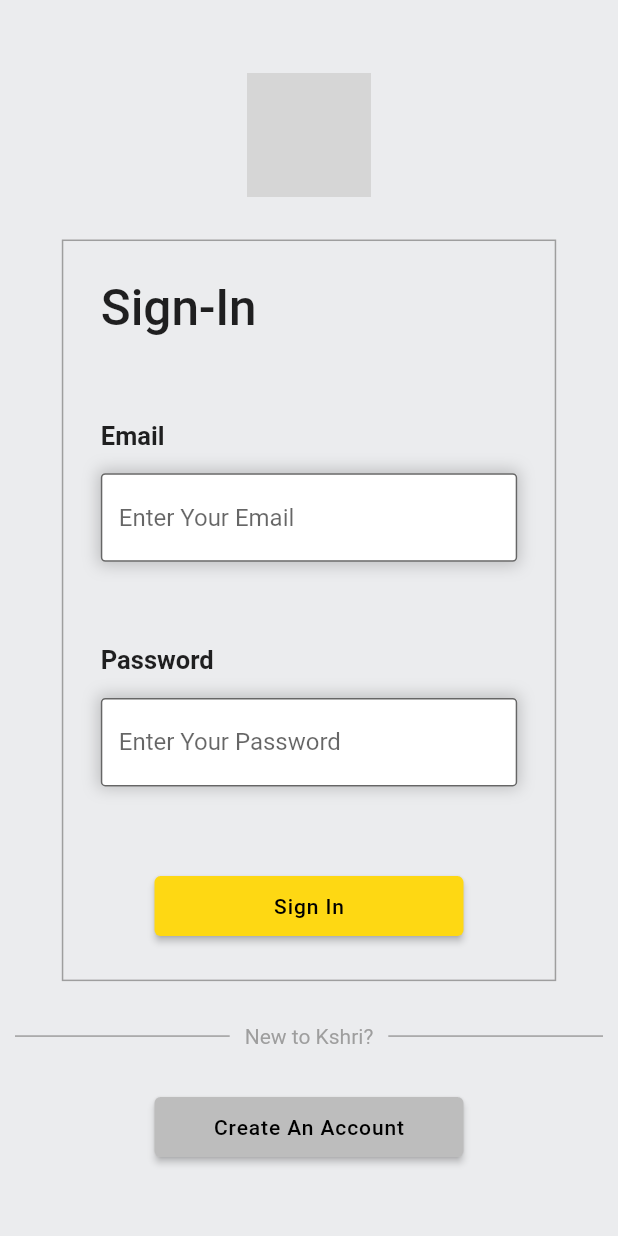
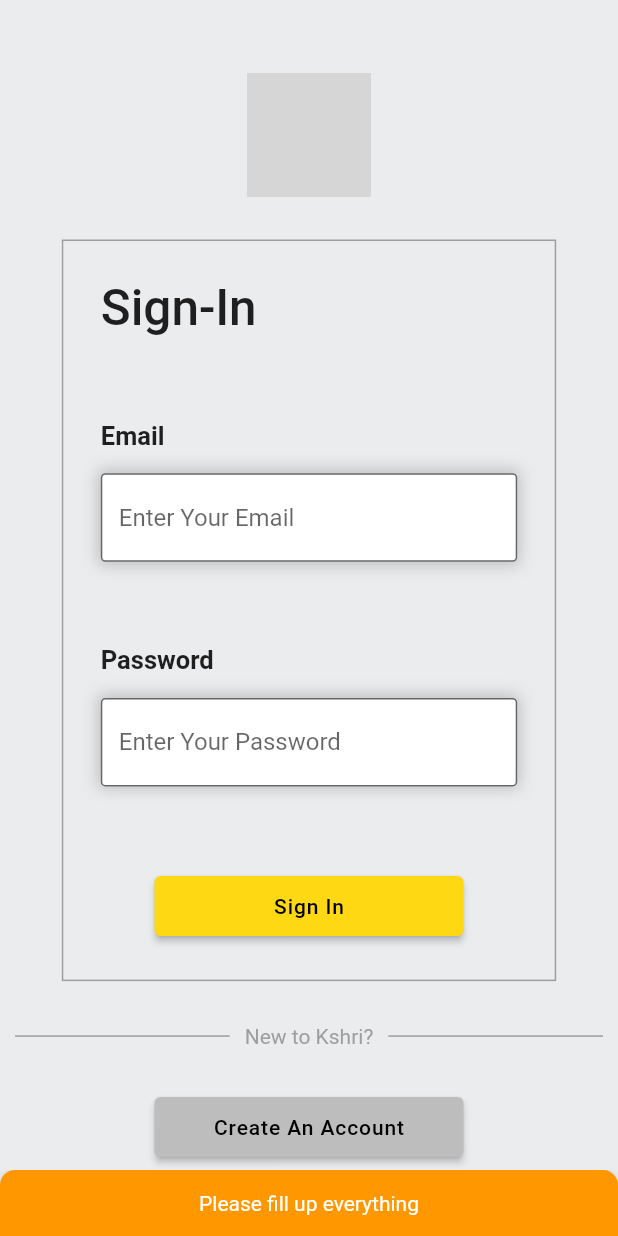
Before and after one commit to PrinceRamawat1921/kshri2.0, a Flutter app: the screen it shows after launch, after a tap on "Sign In", on a phone screen of 412 x 824 dp. Run offline on Flutter 3.47's test engine with Material 2 defaults, Android fonts, the light colour scheme and no system bars; our stand-ins replace cloud_firestore, firebase_auth, firebase_core; accounts and stored records are empty; network calls fail; grey boxes are pictures that could not be loaded.

Commit message:
Authentication done

```diff
--- a/lib/Screens/sign_in_screen.dart
+++ b/lib/Screens/sign_in_screen.dart
@@ -1,5 +1,6 @@
 import 'package:flutter/material.dart';
 import 'package:kshri2/Screens/sign_up_screen.dart';
+import 'package:kshri2/resources/authentication_methods.dart';
 import 'package:kshri2/utils/color_themes.dart';
 import 'package:kshri2/utils/constants.dart';
 import 'package:kshri2/utils/utils.dart';
@@ -16,6 +17,9 @@ class SignInScreen extends StatefulWidget {
 class _SignInScreenState extends State<SignInScreen> {
   TextEditingController emailController = TextEditingController();
   TextEditingController passwordController = TextEditingController();
+  AuthenticationMethods authenticationMethods = AuthenticationMethods();
+  bool isLoading = false;
+
   @override
   void dispose() {
     super.dispose();
@@ -73,7 +77,7 @@ class _SignInScreenState extends State<SignInScreen> {
                         TextFieldWidget(
                           title: "Password",
                           controller: passwordController,
-                          obscureText: false,
+                          obscureText: true,
                           hintText: "Enter Your Password",
                         ),
                         Align(
@@ -87,8 +91,27 @@ class _SignInScreenState extends State<SignInScreen> {
                               ),
                             ),
                             color: yellowColor,
-                            isLoading: false,
-                            onPressed: () {},
+                            isLoading: isLoading,
+                            onPressed: () async {
+                              setState(() {
+                                isLoading = true;
+                              });
+                              String output =
+                                  await authenticationMethods.signInUser(
+                                email: emailController.text,
+                                password: passwordController.text,
+                              );
+
+                              setState(() {
+                                isLoading = false;
+                              });
+
+                              if (output == "success") {
+                              } else {
+                                Utils().showSnackBar(
+                                    context: context, content: output);
+                              }
+                            },
                           ),
                         ),
                       ],
@@ -130,7 +153,7 @@ class _SignInScreenState extends State<SignInScreen> {
                     color: Colors.grey[400]!,
                     isLoading: false,
                     onPressed: () {
-                      Navigator.push(
+                      Navigator.pushReplacement(
                         context,
                         MaterialPageRoute(builder: (context) {
                           return const SignUpScreen();
--- a/lib/main.dart
+++ b/lib/main.dart
@@ -1,3 +1,4 @@
+import 'package:firebase_auth/firebase_auth.dart';
 import 'package:firebase_core/firebase_core.dart';
 import 'package:flutter/foundation.dart';
 import 'package:flutter/material.dart';
@@ -28,11 +29,33 @@ class Kshri extends StatelessWidget {
   @override
   Widget build(BuildContext context) {
     return MaterialApp(
-        title: "Kshri",
-        debugShowCheckedModeBanner: false,
-        theme: ThemeData.light().copyWith(
-          scaffoldBackgroundColor: backgroundColor,
-        ),
-        home: const SignInScreen());
+      title: "Kshri",
+      debugShowCheckedModeBanner: false,
+      theme: ThemeData.light().copyWith(
+        scaffoldBackgroundColor: backgroundColor,
+      ),
+      home: StreamBuilder(
+        stream: FirebaseAuth.instance.authStateChanges(),
+        builder: (context, AsyncSnapshot<User?> user) {
+          if (user.connectionState == ConnectionState.waiting) {
+            return const Center(
+              child: CircularProgressIndicator(
+                color: Colors.orange,
+              ),
+            );
+          } else if (user.hasData) {
+            print("uid- ${FirebaseAuth.instance.currentUser!.uid}");
+            return ElevatedButton(
+              onPressed: () {
+                FirebaseAuth.instance.signOut();
+              },
+              child: const Text("Sign Out"),
+            );
+          } else {
+            return const SignInScreen();
+          }
+        },
+      ),
+    );
   }
 }
--- /dev/null
+++ b/lib/model/user_details_model.dart
@@ -0,0 +1,14 @@
+class UserDetailsModel {
+  final String name;
+  final String address;
+
+  UserDetailsModel({
+    required this.name,
+    required this.address,
+  });
+
+  Map<String, dynamic> getJson() => {
+        'name': name,
+        'address': address,
+      };
+}
--- a/lib/resources/authentication_methods.dart
+++ b/lib/resources/authentication_methods.dart
@@ -1,4 +1,11 @@
+import 'package:firebase_auth/firebase_auth.dart';
+import 'package:kshri2/model/user_details_model.dart';
+import 'package:kshri2/resources/cloudfirestore_methods.dart';
+
 class AuthenticationMethods {
+  FirebaseAuth firebaseAuth = FirebaseAuth.instance;
+  CloudFirestoreClass cloudFirestoreClass = CloudFirestoreClass();
+
   Future<String> signUpUser({
     required String name,
     required String address,
@@ -10,7 +17,36 @@ class AuthenticationMethods {
         address.isNotEmpty &&
         email.isNotEmpty &&
         password.isNotEmpty) {
-      output = "success";
+      try {
+        await firebaseAuth.createUserWithEmailAndPassword(
+            email: email, password: password);
+
+        UserDetailsModel user = UserDetailsModel(name: name, address: address);
+        await cloudFirestoreClass.uploadNameAndAddressToDatabase(user: user);
+        output = "success";
+      } on FirebaseAuthException catch (e) {
+        output = e.message.toString();
+      }
+    } else {
+      output = "Please fill up everything";
+    }
+    return output;
+  }
+
+  Future<String> signInUser({
+    required String email,
+    required String password,
+  }) async {
+    String output = "Something went wrong";
+    if (email.isNotEmpty && password.isNotEmpty) {
+      try {
+        await firebaseAuth.signInWithEmailAndPassword(
+            email: email, password: password);
+
+        output = "success";
+      } on FirebaseAuthException catch (e) {
+        output = e.message.toString();
+      }
     } else {
       output = "Please fill up everything";
     }
--- /dev/null
+++ b/lib/resources/cloudfirestore_methods.dart
@@ -0,0 +1,16 @@
+import 'package:cloud_firestore/cloud_firestore.dart';
+import 'package:firebase_auth/firebase_auth.dart';
+import 'package:kshri2/model/user_details_model.dart';
+
+class CloudFirestoreClass {
+  FirebaseFirestore firebaseFirestore = FirebaseFirestore.instance;
+  FirebaseAuth firebaseAuth = FirebaseAuth.instance;
+
+  Future uploadNameAndAddressToDatabase(
+      {required UserDetailsModel user}) async {
+    await firebaseFirestore
+        .collection("users")
+        .doc(firebaseAuth.currentUser!.uid)
+        .set(user.getJson());
+  }
+}
--- a/lib/utils/utils.dart
+++ b/lib/utils/utils.dart
@@ -4,4 +4,24 @@ class Utils {
   Size getScreenSize() {
     return MediaQueryData.fromWindow(WidgetsBinding.instance!.window).size;
   }
+
+  showSnackBar({required BuildContext context, required String content}) {
+    ScaffoldMessenger.of(context).showSnackBar(
+      SnackBar(
+        backgroundColor: Colors.orange,
+        shape: const RoundedRectangleBorder(
+          borderRadius: BorderRadius.only(
+            topLeft: Radius.circular(10),
+            topRight: Radius.circular(10),
+          ),
+        ),
+        content: Row(
+          mainAxisAlignment: MainAxisAlignment.center,
+          children: [
+            Text(content),
+          ],
+        ),
+      ),
+    );
+  }
 }
```
Also changed, not shown: lib/Screens/sign_up_screen.dart (+23 -5 lines).
